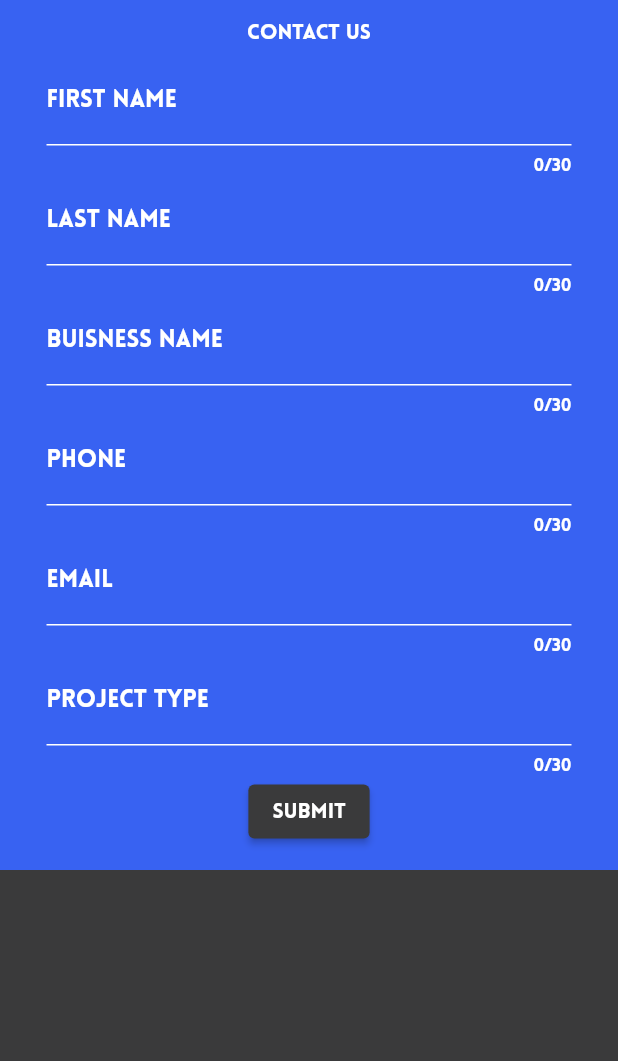
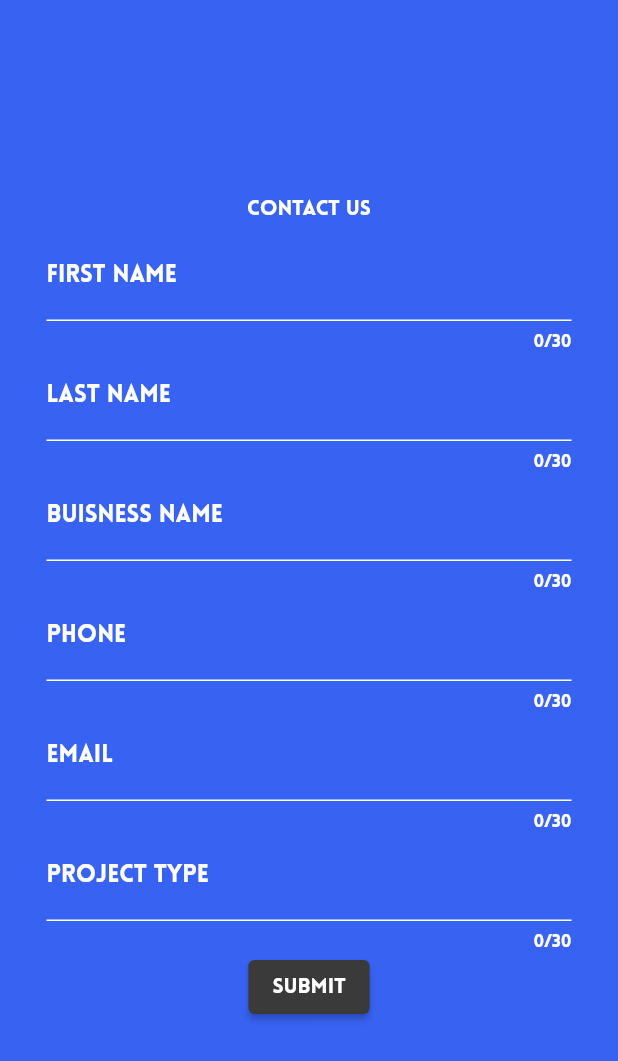
Before and after one commit to alex90271/flutter_site_alderautomations, a Flutter app: the ContactView widget shown alone on an empty page, opened directly, on a phone screen of 412 x 824 dp. Shown: the top 1061 px of the screen. Run offline on Flutter 3.47's test engine with Material 2 defaults, Android fonts, the light colour scheme and no system bars; our stand-ins replace cloud_firestore, firebase_core, responsive_builder, table_calendar, validators; missing offline and left inert: flutter_keyboard_size; accounts and stored records are empty; generated files the repository leaves out were written again.

Commit message:
temp hacky workaround for mobile keyboard issue

```diff
--- a/lib/views/home/content/contact/contact.dart
+++ b/lib/views/home/content/contact/contact.dart
@@ -1,3 +1,5 @@
+import 'dart:developer';
+
 import 'package:alderautomationsdotcom/globals.dart';
 import 'package:alderautomationsdotcom/widgets/contact_form/contact_form.dart';
 import 'package:flutter/material.dart';
@@ -10,6 +12,7 @@ class ContactView extends StatelessWidget {
   Widget build(BuildContext context) {
     var size = MediaQuery.of(context).size;
     return Consumer<ScreenHeight>(builder: (context, _res, child) {
+      log(_res.isOpen.toString());
       return Container(
         color: brandBlue,
         child: Column(
@@ -26,12 +29,10 @@ class ContactView extends StatelessWidget {
               padding: EdgeInsets.fromLTRB(0, 0, 0, 15),
               child: TextContactForm(),
             ),
-            Expanded(
-              child: SizedBox(
-                child: Container(color: brandBlack),
-                height: 200,
-              ),
-            )
+            SizedBox(
+              child: Container(color: _res.isOpen ? brandBlack : brandBlue),
+              height: _res.isOpen ? 200 : 10,
+            ),
           ],
         ),
       );
```
